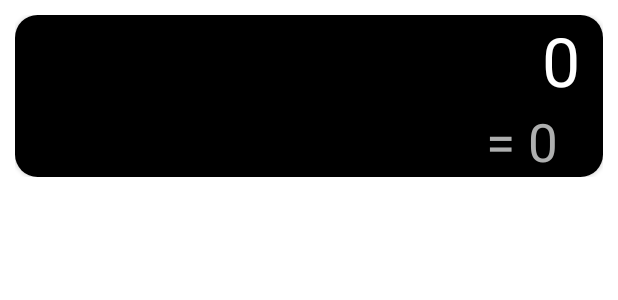
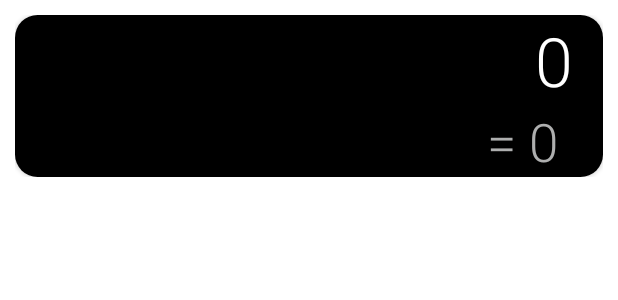
Before and after one commit to vilgad/Calculator, an Android app: the layout history_view.xml on its own in the app's theme, with its tools: preview values and no code run, on a phone screen of 412 x 824 dp. Shown: the top 300 px of the screen. Run offline under Robolectric (Android 15) with nearby library versions, the phone set to English and light mode, and no system bars; Roboto replaces fonts that are not available here.

Commit message:
Working History Feature

```diff
--- a/app/src/main/java/com/example/calculator/HistoryFragment.kt
+++ b/app/src/main/java/com/example/calculator/HistoryFragment.kt
@@ -26,8 +26,7 @@ class HistoryFragment : Fragment() {
         val linearLayoutManager: RecyclerView.LayoutManager = LinearLayoutManager(requireContext())
         binding.myRecyclerView.layoutManager = linearLayoutManager
 
-        binding.myRecyclerView.adapter = HistoryRecyclerViewAdapter(args.expression,args.result,args.counts)
-        findNavController().navigate(HistoryFragmentDirections.actionHistoryFragmentToMainFragment())
+        binding.myRecyclerView.adapter = HistoryRecyclerViewAdapter(args.expression,args.result)
 
         (activity as MainActivity).supportActionBar?.title = "History"  // To change the Toolbar title in History fragment
 
--- a/app/src/main/res/layout/fragment_main.xml
+++ b/app/src/main/res/layout/fragment_main.xml
@@ -13,7 +13,6 @@
             android:layout_height="wrap_content"
             android:background="@color/black"
             app:menu = "@menu/overflow_menu">
-
 
             <androidx.appcompat.widget.AppCompatButton
                 android:id="@+id/bt_decimal"
--- a/app/src/main/res/layout/history_view.xml
+++ b/app/src/main/res/layout/history_view.xml
@@ -31,13 +31,15 @@
                 <TextView
                     android:id="@+id/tv_history_expression"
                     android:layout_width="match_parent"
-                    android:layout_height="wrap_content"
-                    android:fontFamily="sans-serif"
+                    android:layout_height="0dp"
+                    android:layout_weight="1.8"
+                    android:fontFamily="sans-serif-light"
+                    android:gravity="center_vertical|end"
+                    android:maxLines="1"
+                    android:paddingStart="20dp"
+                    android:paddingEnd="20dp"
                     android:hint="0"
                     android:textColorHint="@color/white"
-                    android:paddingStart="20dp"
-                    android:paddingEnd="15dp"
-                    android:text="@string/tv_expression_text"
                     android:textAlignment="textEnd"
                     android:textColor="@color/white"
                     android:textSize="45sp" />
@@ -46,12 +48,13 @@
                     android:id="@+id/tv_history_result"
                     android:layout_width="match_parent"
                     android:layout_height="wrap_content"
-                    android:fontFamily="sans-serif"
-                    android:text="@string/tv_result_text"
+                    android:fontFamily="sans-serif-light"
+                    android:gravity="center_vertical|end"
+                    android:maxLines="1"
                     android:textColor="@color/grey"
-                    android:textSize="35sp"
                     android:paddingStart="30dp"
                     android:paddingEnd="30dp"
+                    android:textSize="35sp"
                     android:textAlignment="textEnd"
                     tools:text="= 0" />
             </LinearLayout>
```
Also changed, not shown: app/src/main/java/com/example/calculator/HistoryRecyclerViewAdapter.kt (+5 -7 lines), app/src/main/java/com/example/calculator/MainFragment.kt (+16 -69 lines), app/src/main/res/navigation/navigation.xml (+2 -11 lines).
